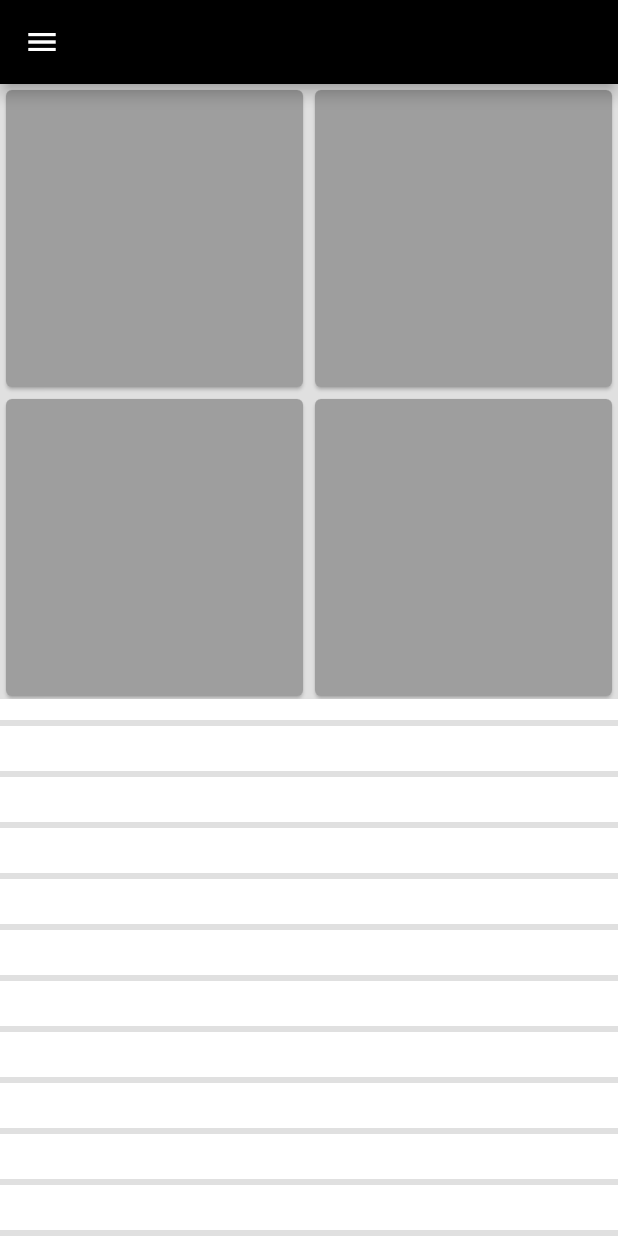
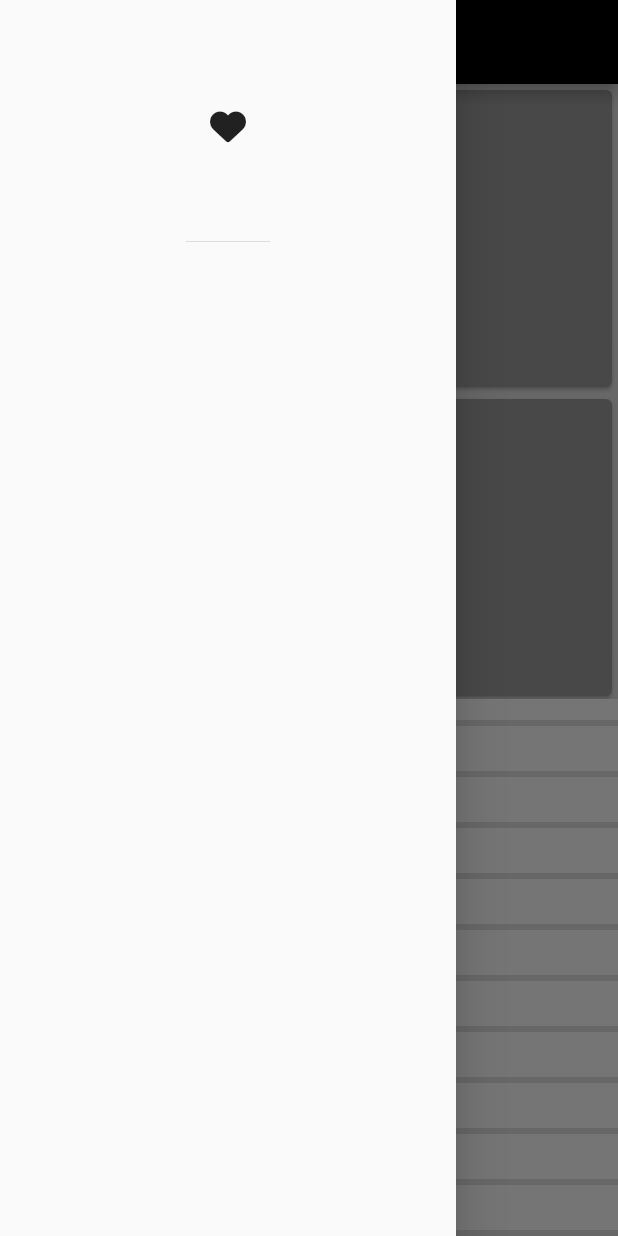
Before and after one commit to Lamiaa21-3/ResponsiveApp, a Flutter app: the screen it shows after launch, scrolled down 322 dp, after a tap on the "menu" icon, on a phone screen of 412 x 824 dp. Run offline on Flutter 3.47's test engine with Material 2 defaults, Android fonts, the phone set to English and light mode, and no system bars; our stand-ins replace font_awesome_flutter.

Commit message:
add drawer

```diff
--- a/lib/views/home_view/home_view.dart
+++ b/lib/views/home_view/home_view.dart
@@ -1,57 +1,35 @@
 import 'package:flutter/material.dart';
+import 'package:responsiv_app/views/home_view/widgets/custom_body.dart';
+import 'package:responsiv_app/views/home_view/widgets/custom_drawer.dart';
 import 'package:responsiv_app/views/home_view/widgets/custom_gride_view.dart';
+import 'package:responsiv_app/views/home_view/widgets/custom_list_view.dart';
 
-class HomeView extends StatelessWidget {
+class HomeView extends StatefulWidget {
   const HomeView({Key? key}) : super(key: key);
+
+  @override
+  State<HomeView> createState() => _HomeViewState();
+}
+
+class _HomeViewState extends State<HomeView> {
+  GlobalKey <ScaffoldState> scafoldKey = GlobalKey();
 
   @override
   Widget build(BuildContext context) {
     return Scaffold(
+      key: scafoldKey,
+      drawer: const CustomDrawer(),
       appBar: AppBar(
         backgroundColor: Colors.black,
         leading: IconButton(
-          onPressed: () {},
+          onPressed: () {
+            scafoldKey.currentState!.openDrawer();
+          },
           icon: Icon(Icons.menu),
         ),
       ),
       body:
-      Container(
-        color: Colors.grey[300],
-        child: Column(
-
-          children: [
-            CustomGrideView(),
-
-            CustomListView(),
-          ],
-        ),
-      ),
+      const CustomBody(),
     );
   }
 }
-
-class CustomListView extends StatelessWidget {
-  const CustomListView({Key? key}) : super(key: key);
-
-  @override
-  Widget build(BuildContext context) {
-    return Expanded(
-      child: ListView.builder(
-          shrinkWrap: true,
-          //physics: NeverScrollableScrollPhysics(),
-          itemCount: 20,
-          itemBuilder: (context, index) {
-            return  Padding(
-              padding: EdgeInsets.only(bottom: 4),
-              child: Container(
-                height: 30,
-                  width: double.infinity,
-
-                  color: Colors.white,
-
-              ),
-            );
-          }),
-    );
-  }
-}
--- /dev/null
+++ b/lib/views/home_view/widgets/custom_body.dart
@@ -0,0 +1,23 @@
+import 'package:flutter/material.dart';
+
+import 'custom_gride_view.dart';
+import 'custom_list_view.dart';
+
+class CustomBody extends StatelessWidget {
+  const CustomBody({Key? key}) : super(key: key);
+
+  @override
+  Widget build(BuildContext context) {
+    return    Container(
+      color: Colors.grey[300],
+      child:  const Column(
+
+        children: [
+          CustomGrideView(),
+
+          CustomListView(),
+        ],
+      ),
+    );
+  }
+}
--- /dev/null
+++ b/lib/views/home_view/widgets/custom_drawer.dart
@@ -0,0 +1,17 @@
+import 'package:flutter/material.dart';
+import 'package:font_awesome_flutter/font_awesome_flutter.dart';
+
+class CustomDrawer extends StatelessWidget {
+  const CustomDrawer({Key? key}) : super(key: key);
+
+  @override
+  Widget build(BuildContext context) {
+    return const Drawer(
+      child: Column(
+        children: [
+          DrawerHeader(child: Icon(FontAwesomeIcons.solidHeart)),
+        ],
+      ),
+    );
+  }
+}
--- /dev/null
+++ b/lib/views/home_view/widgets/custom_list_view.dart
@@ -0,0 +1,28 @@
+import 'package:flutter/material.dart';
+
+
+class CustomListView extends StatelessWidget {
+  const CustomListView({Key? key}) : super(key: key);
+
+  @override
+  Widget build(BuildContext context) {
+    return Expanded(
+      child: ListView.builder(
+          shrinkWrap: true,
+          //physics: NeverScrollableScrollPhysics(),
+          itemCount: 20,
+          itemBuilder: (context, index) {
+            return  Padding(
+              padding: EdgeInsets.only(bottom: 4),
+              child: Container(
+                height: 30,
+                width: double.infinity,
+
+                color: Colors.white,
+
+              ),
+            );
+          }),
+    );
+  }
+}
--- a/pubspec.yaml
+++ b/pubspec.yaml
@@ -35,6 +35,7 @@ dependencies:
   # The following adds the Cupertino Icons font to your application.
   # Use with the CupertinoIcons class for iOS style icons.
   cupertino_icons: ^1.0.2
+  font_awesome_flutter: ^10.6.0
 
 dev_dependencies:
   flutter_test:
```
Also changed, not shown: pubspec.lock.
